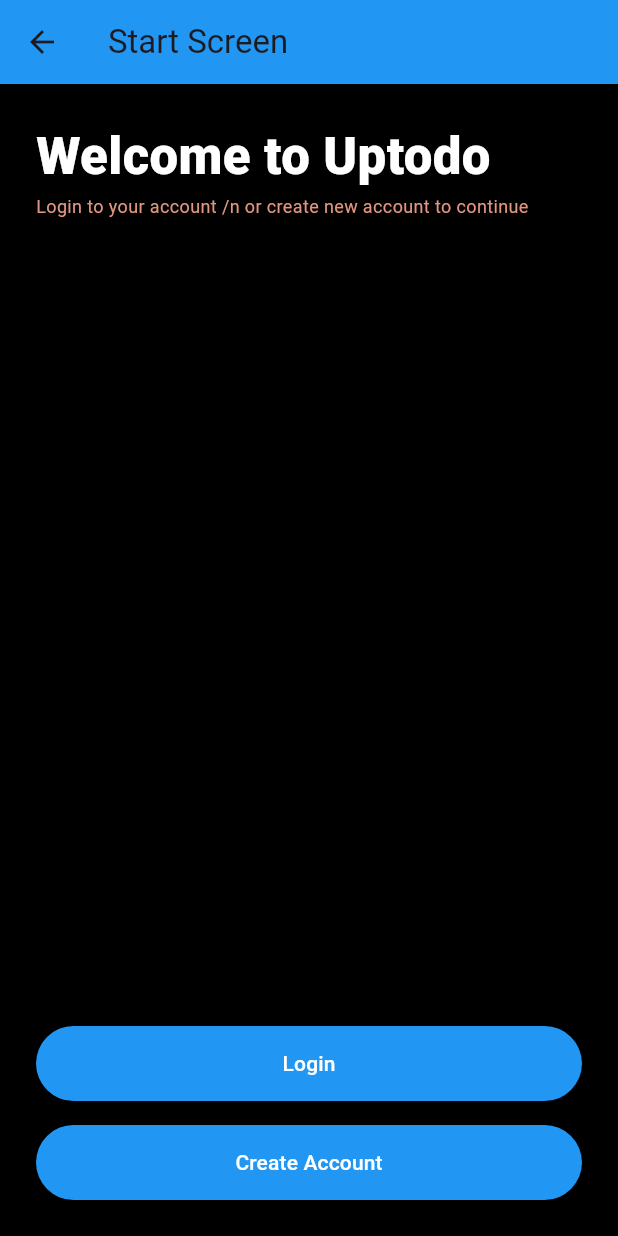
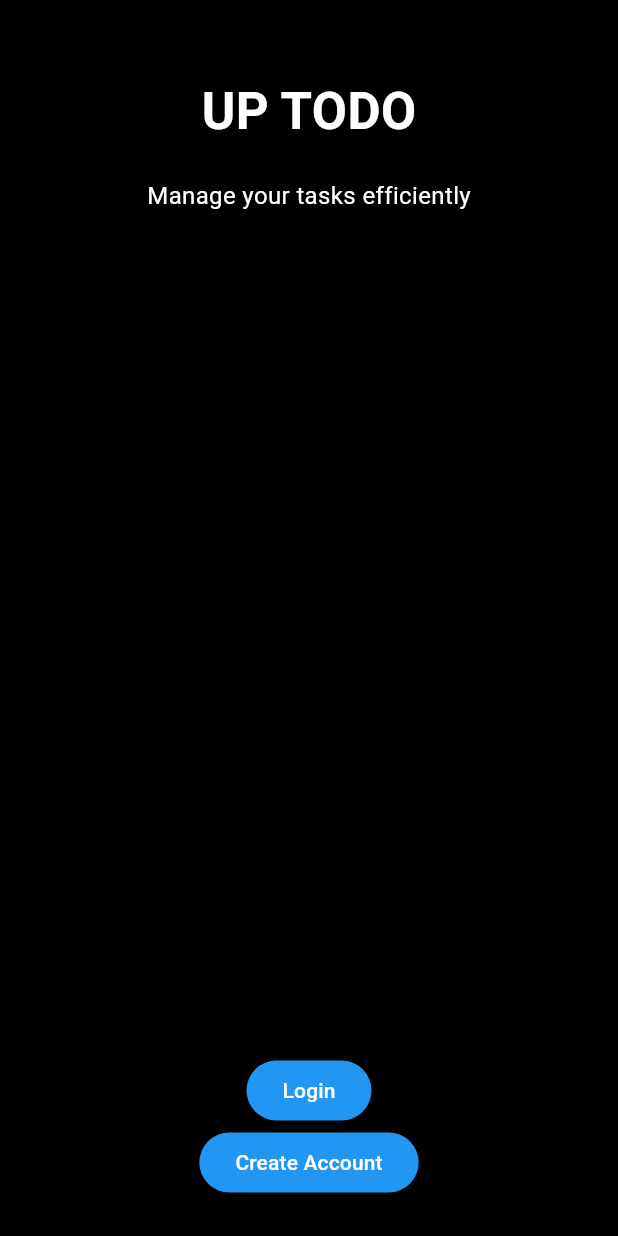
Before and after one commit to soumya12062013/soumya_2410208, a Flutter app: the StartScreen screen opened directly, on a phone screen of 412 x 824 dp. Run offline on Flutter 3.47's test engine with Material 3 defaults, Android fonts, the phone set to English and light mode, and no system bars.

Commit message:
changed main,login,splash,start,

```diff
--- a/to_do_app/lib/screens/start_screen.dart
+++ b/to_do_app/lib/screens/start_screen.dart
@@ -1,65 +1,57 @@
 import 'package:flutter/material.dart';
+import 'splash_screen.dart';
 
 class StartScreen extends StatelessWidget {
-  const StartScreen({super.key});
-
   @override
   Widget build(BuildContext context) {
     return Scaffold(
       backgroundColor: Colors.black,
-      // 1. Added an AppBar as requested
-      appBar: AppBar(
-        title: const Text('Start Screen'),
-        backgroundColor: Colors.blue,
-      ),
-      body: Padding(
-        padding: const EdgeInsets.all(24.0),
-        // 2. Removed the 'Center' widget
+      body: Center(
         child: Column(
-          // Aligns the text to the left
-          crossAxisAlignment: CrossAxisAlignment.start,
+          mainAxisAlignment: MainAxisAlignment.end,
           children: [
-            // 3. Added your Text widget at the top
-            const Text(
-              'Welcome to Uptodo',
+            const SizedBox(height: 50),
+            Text(
+              'UP TODO',
               style: TextStyle(
+                fontSize: 34,
+                fontWeight: FontWeight.w700,
                 color: Colors.white,
-                fontSize: 34,
-                fontWeight: FontWeight.w800,
               ),
             ),
+            const SizedBox(height: 20),
+
             Text(
-              'Login to your account /n or create new account to continue',
-              style: TextStyle(
-                color: const Color.fromARGB(255, 225, 150, 127),
-                fontSize: 12,
-              ),
+              'Manage your tasks efficiently',
+              style: TextStyle(fontSize: 16, color: Colors.white),
             ),
 
             const Spacer(),
 
-            // Your existing buttons
             ElevatedButton(
-              onPressed: () {},
+              onPressed: () {
+                Navigator.pushNamed(context, 'Login_Screen');
+              },
               style: ElevatedButton.styleFrom(
                 backgroundColor: Colors.blue,
                 foregroundColor: Colors.white,
-                minimumSize: const Size.fromHeight(50), // Makes button wider
               ),
-              child: const Text('Login'),
+              child: Text('Login'),
             ),
 
-            const SizedBox(height: 16), // Added for spacing
-
+            // second button
             ElevatedButton(
-              onPressed: () {},
+              onPressed: () {
+                Navigator.pushNamed(context, 'Login_Screen');
+              },
               style: ElevatedButton.styleFrom(
                 backgroundColor: Colors.blue,
                 foregroundColor: Colors.white,
-                minimumSize: const Size.fromHeight(50),
               ),
-              child: const Text('Create Account'),
+              child: Text('Create Account'),
             ),
+
+            const SizedBox(height: 25),
           ],
         ),
       ),
```
Also changed, not shown: to_do_app/lib/main.dart (+16 -118 lines), to_do_app/lib/screens/create_acc_screen.dart (added, +129 -0 lines), to_do_app/lib/screens/login_screen.dart (added, +90 -0 lines), to_do_app/lib/screens/splash_screen.dart (+9 -3 lines), to_do_app/lib/screens/main_screen.dart (added).
